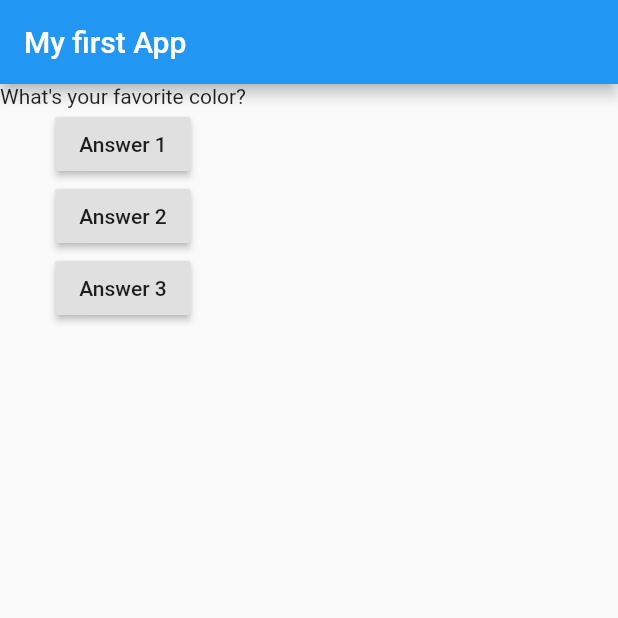
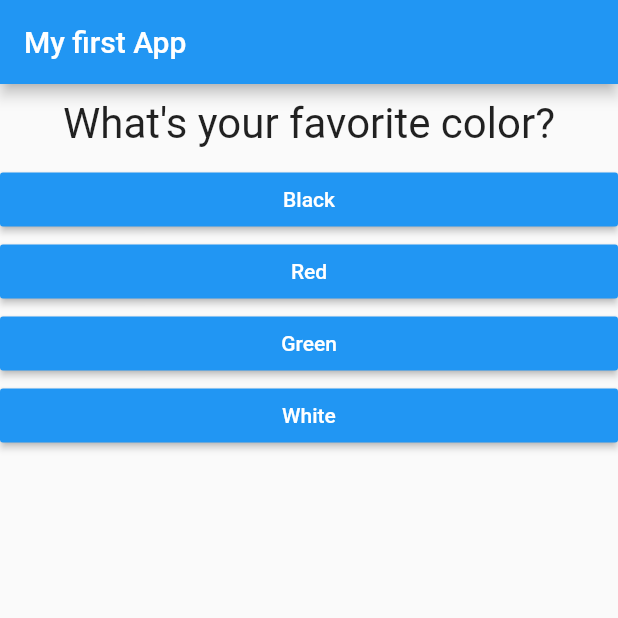
Before and after one commit to Pratikkshirsagar/quiz, a Flutter app: the screen it shows after launch, on a phone screen of 412 x 824 dp, the top half of it. Run offline on Flutter 3.47's test engine with Material 2 defaults, Android fonts, the phone set to English and light mode, and no system bars.

```diff
--- /dev/null
+++ b/lib/answer.dart
@@ -0,0 +1,20 @@
+import 'package:flutter/material.dart';
+
+class Answer extends StatelessWidget {
+  final Function selectHendler;
+  final String answerText;
+
+  Answer(this.selectHendler, this.answerText);
+  @override
+  Widget build(BuildContext context) {
+    return Container(
+      width: double.infinity,
+      child: RaisedButton(
+        child: Text(answerText),
+        color: Colors.blue,
+        textColor: Colors.white,
+        onPressed: selectHendler,
+      ),
+    );
+  }
+}
--- a/lib/main.dart
+++ b/lib/main.dart
@@ -1,6 +1,7 @@
 import 'package:flutter/material.dart';
 
-import './question.dart';
+import './quize.dart';
+import './result.dart';
 
 void main() => runApp(MyApp());
 
@@ -12,21 +13,55 @@ class MyApp extends StatefulWidget {
 }
 
 class _MyAppState extends State<MyApp> {
+  final _questions = const [
+    {
+      'questionText': 'What\'s your favorite color?',
+      'answers': [
+        {'text': 'Black', 'score': 10},
+        {'text': 'Red', 'score': 5},
+        {'text': 'Green', 'score': 3},
+        {'text': 'White', 'score': 1},
+      ],
+    },
+    {
+      'questionText': 'What\'s your favorite animal?',
+      'answers': [
+        {'text': 'Rabbit', 'score': 3},
+        {'text': 'Snake', 'score': 11},
+        {'text': 'Elephant', 'score': 5},
+        {'text': 'Lion', 'score': 9},
+      ],
+    },
+    {
+      'questionText': 'Who\'s your favorite instructor?',
+      'answers': [
+        {'text': 'Max', 'score': 1},
+        {'text': 'Max', 'score': 1},
+        {'text': 'Max', 'score': 1},
+        {'text': 'Max', 'score': 1},
+      ],
+    },
+  ];
   var _questionIndex = 0;
+  var _totalScore = 0;
+
+  void _resetQuize() {
+    setState(() {
+      _questionIndex = 0;
+      _totalScore = 0;
+    });
+  }
 
   @override
   Widget build(BuildContext context) {
-    var questions = [
-      'What\'s your favorite color?',
-      'What\'s your favorite animal'
-    ];
-
-    void _answerQuestion() {
+    void _answerQuestion(int score) {
+      _totalScore += score;
       setState(() {
         _questionIndex = _questionIndex + 1;
       });
-
-      print(_questionIndex);
+      if (_questionIndex < _questions.length) {
+        print('We have more question');
+      }
     }
 
     return MaterialApp(
@@ -34,25 +69,13 @@ class _MyAppState extends State<MyApp> {
         appBar: AppBar(
           title: Text('My first App'),
         ),
-        body: Column(
-          children: [
-            Question(
-              questions[_questionIndex],
-            ),
-            RaisedButton(
-              child: Text('Answer 1'),
-              onPressed: _answerQuestion,
-            ),
-            RaisedButton(
-              child: Text('Answer 2'),
-              onPressed: _answerQuestion,
-            ),
-            RaisedButton(
-              child: Text('Answer 3'),
-              onPressed: _answerQuestion,
-            ),
-          ],
-        ),
+        body: _questionIndex < _questions.length
+            ? Quiz(
+                answerQuestion: _answerQuestion,
+                questionIndex: _questionIndex,
+                questions: _questions,
+              )
+            : Result(_totalScore, _resetQuize),
       ),
     );
   }
--- a/lib/question.dart
+++ b/lib/question.dart
@@ -5,6 +5,14 @@ class Question extends StatelessWidget {
   Question(this.questionText);
   @override
   Widget build(BuildContext context) {
-    return Text(questionText);
+    return Container(
+      width: double.infinity,
+      margin: EdgeInsets.all(10),
+      child: Text(
+        questionText,
+        style: TextStyle(fontSize: 28),
+        textAlign: TextAlign.center,
+      ),
+    );
   }
 }
--- /dev/null
+++ b/lib/quize.dart
@@ -0,0 +1,31 @@
+import 'package:flutter/material.dart';
+
+import './question.dart';
+import './answer.dart';
+
+class Quiz extends StatelessWidget {
+  final List<Map<String, Object>> questions;
+  final int questionIndex;
+  final Function answerQuestion;
+
+  Quiz({
+    @required this.questions,
+    @required this.answerQuestion,
+    @required this.questionIndex,
+  });
+
+  @override
+  Widget build(BuildContext context) {
+    return Column(
+      children: [
+        Question(
+          questions[questionIndex]['questionText'],
+        ),
+        ...(questions[questionIndex]['answers'] as List<Map<String, Object>>)
+            .map((answer) {
+          return Answer(() => answerQuestion(answer['score']), answer['text']);
+        }).toList()
+      ],
+    );
+  }
+}
```
Also changed, not shown: lib/result.dart (added, +42 -0 lines).
